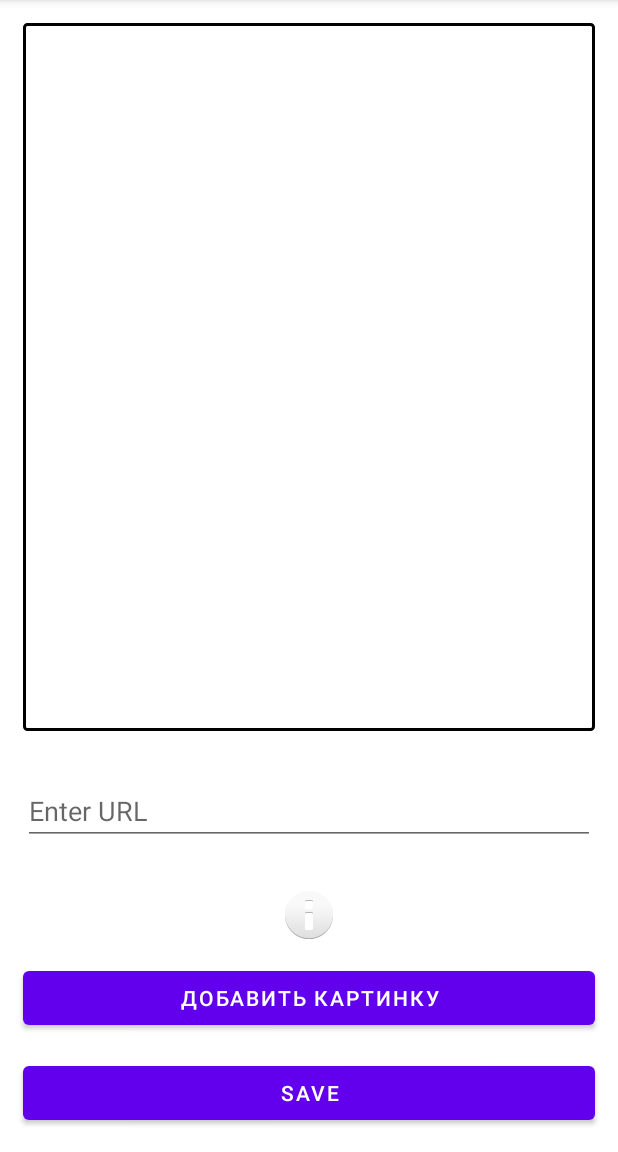
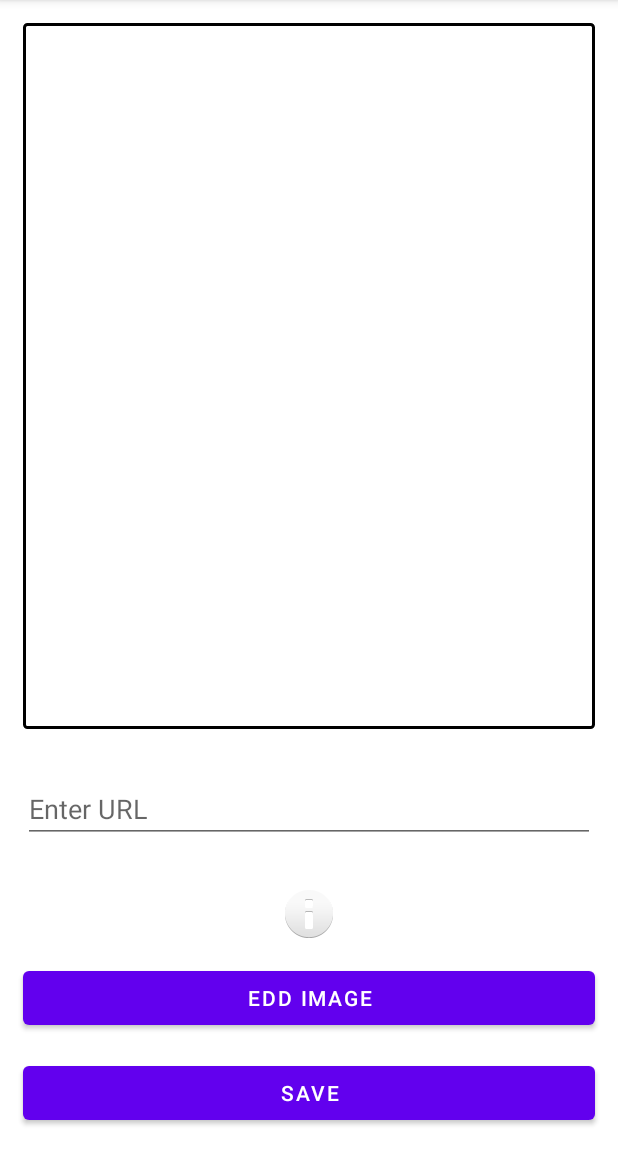
Before and after one commit to Jekson353/DIPLOMA, an Android app: the PostFragment screen opened through its navigation route, on a phone screen of 412 x 824 dp, the part 84-1236 px from its top. Run offline under Robolectric (Android 15) with nearby library versions, the phone set to English and light mode, and no system bars.

Commit message:
Добавлено загрузка и отображение картинок на главной странице

```diff
--- a/app/src/main/java/com/samoylenko/kt12/activity/OnePostFragment.kt
+++ b/app/src/main/java/com/samoylenko/kt12/activity/OnePostFragment.kt
@@ -119,7 +119,7 @@ class OnePostFragment : Fragment() {
 //        }
         if (!onePost.image.equals("")){
             binding.layoutVideo.visibility = View.VISIBLE
-            binding.imageViewPlay.setImageURI(onePost.image.toUri())
+            binding.inputImagePost.setImageURI(onePost.image.toUri())
         }
 
         return binding.root
--- a/app/src/main/java/com/samoylenko/kt12/activity/PostFragment.kt
+++ b/app/src/main/java/com/samoylenko/kt12/activity/PostFragment.kt
@@ -40,8 +40,9 @@ class PostFragment : Fragment() {
 
         binding.editTextPost.setText(textPost)
         binding.inputUrlVideo.setText(urlVideo)
-        if (image != null) {
-            binding.inputImagePost.setImageURI(image.toUri())
+        if (!image.equals("")) {
+            binding.layoutVideo.visibility = View.VISIBLE
+            binding.inputImagePost.setImageURI(image?.toUri())
         }
         binding.editTextPost.requestFocus()
 
--- a/app/src/main/res/layout/fragment_post.xml
+++ b/app/src/main/res/layout/fragment_post.xml
@@ -50,10 +50,8 @@
             android:id="@+id/inputImagePost"
             android:layout_width="match_parent"
             android:layout_height="match_parent"
-            android:maxWidth="350sp"
-            android:maxHeight="350sp"
+            android:layout_margin="16dp"
             android:adjustViewBounds="true"
-            android:layout_margin="15sp"
             app:layout_constraintBottom_toTopOf="@+id/addImageBtn"
             app:layout_constraintEnd_toEndOf="parent"
             app:layout_constraintStart_toStartOf="parent"
@@ -67,7 +65,7 @@
         android:layout_height="wrap_content"
         android:layout_margin="15sp"
         android:layout_marginBottom="15dp"
-        android:text="Добавить картинку"
+        android:text="@string/addImage"
         app:layout_constraintBottom_toTopOf="@+id/savePost"
         app:layout_constraintEnd_toEndOf="parent"
         app:layout_constraintStart_toStartOf="parent" />
--- a/app/src/main/res/values/strings.xml
+++ b/app/src/main/res/values/strings.xml
@@ -14,4 +14,6 @@
     <string name="edit">Edit</string>
     <string name="save">Save</string>
     <string name="text_enter_video">Enter URL</string>
+    <string name="addImage">Edd Image</string>
+    <string name="image_description">Image</string>
 </resources>
```
Also changed, not shown: app/src/main/java/com/samoylenko/kt12/adapter/PostAdapter.kt (+20 -3 lines), app/src/main/res/layout/card_post.xml (+7 -6 lines), 1 other file.
